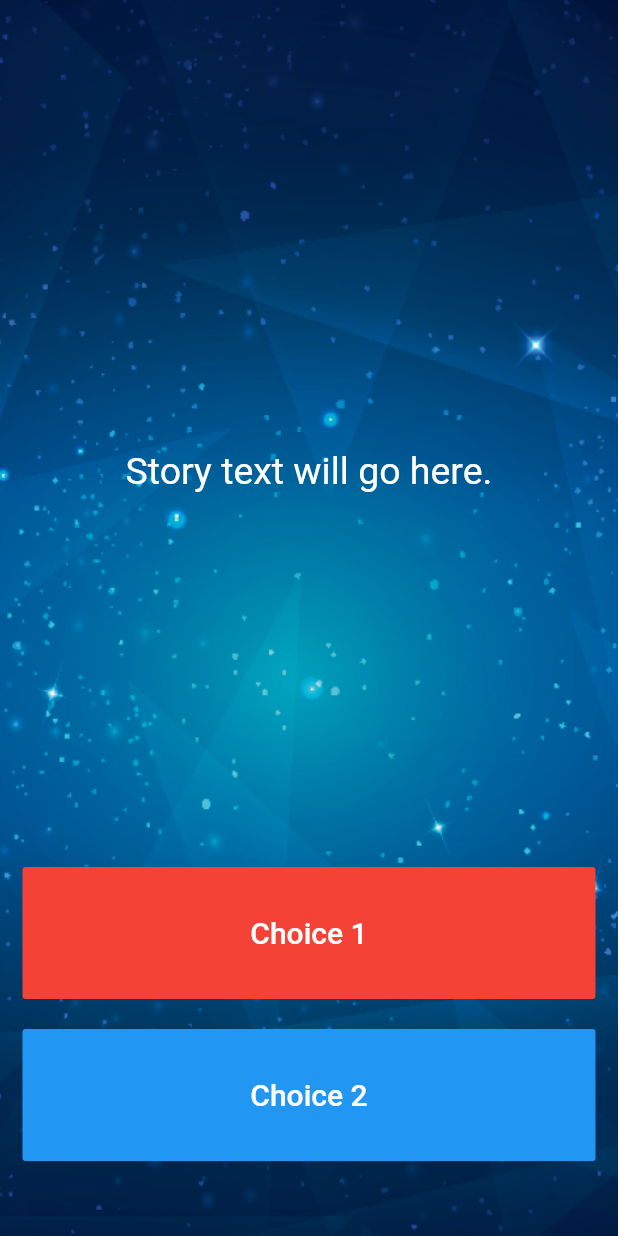
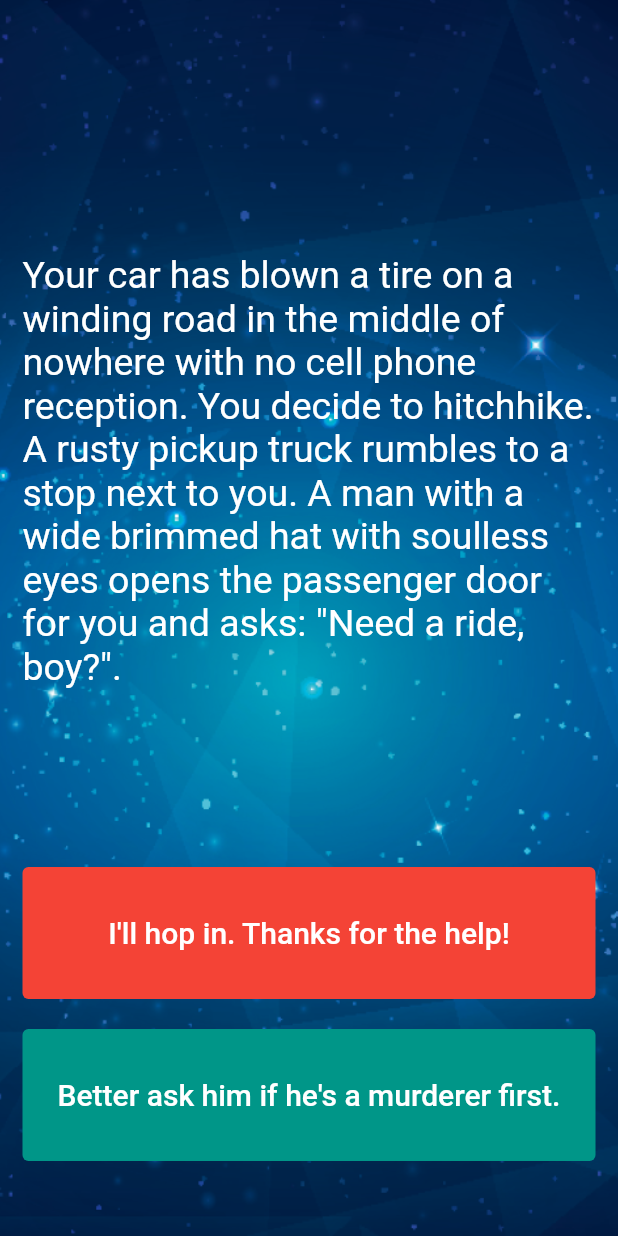
Before and after one commit to Ergerica/Nexos, a Flutter app: the screen it shows after launch, on a phone screen of 412 x 824 dp. Run offline on Flutter 3.47's test engine with Material 2 defaults, Android fonts, the phone set to English and light mode, and no system bars.

Commit message:
Completed previous tasks

```diff
--- a/nexos/lib/main.dart
+++ b/nexos/lib/main.dart
@@ -1,3 +1,4 @@
+import 'package:destini_challenge_starting/story_brain.dart';
 import 'package:flutter/material.dart';
 
 //TODO: Step 15 - Run the app and see if you can see the screen update with the first story. Delete this TODO if it looks as you expected.
@@ -14,6 +15,7 @@ class Destini extends StatelessWidget {
 }
 
 //TODO: Step 9 - Create a new storyBrain object from the StoryBrain class.
+StoryBrain storyBrain = StoryBrain();
 
 class StoryPage extends StatefulWidget {
   _StoryPageState createState() => _StoryPageState();
@@ -41,7 +43,7 @@ class _StoryPageState extends State<StoryPage> {
                 child: Center(
                   child: Text(
                     //TODO: Step 10 - use the storyBrain to get the first story title and display it in this Text Widget.
-                    'Story text will go here.',
+                    storyBrain.getStory(),
                     style: TextStyle(
                       fontSize: 25.0,
                     ),
@@ -50,15 +52,22 @@ class _StoryPageState extends State<StoryPage> {
               ),
               Expanded(
                 flex: 2,
-                child: FlatButton(
+                child: TextButton(
                   onPressed: () {
                     //Choice 1 made by user.
                     //TODO: Step 18 - Call the nextStory() method from storyBrain and pass the number 1 as the choice made by the user.
+                    setState(() {
+                        storyBrain.nextStory(1);
+                      });
                   },
-                  color: Colors.red,
+                  style: TextButton.styleFrom(
+                    primary: Colors.white,
+                    backgroundColor: Colors.red,
+                    onSurface: Colors.grey,
+                  ),
                   child: Text(
                     //TODO: Step 13 - Use the storyBrain to get the text for choice 1.
-                    'Choice 1',
+                    storyBrain.getChoice1(),
                     style: TextStyle(
                       fontSize: 20.0,
                     ),
@@ -70,19 +79,27 @@ class _StoryPageState extends State<StoryPage> {
               ),
               Expanded(
                 flex: 2,
-                //TODO: Step 26 - Use a Flutter Visibility Widget to wrap this FlatButton.
-                //TODO: Step 28 - Set the "visible" property of the Visibility Widget to equal the output from the buttonShouldBeVisible() method in the storyBrain.
-                child: FlatButton(
+                child: Visibility(
+                  visible: storyBrain.buttonShouldBeVisible(),
+                  child: TextButton(
+                    style: TextButton.styleFrom(
+                      primary: Colors.white,
+                      backgroundColor: Colors.teal,
+                      onSurface: Colors.grey,
+                    ),
                     onPressed: () {
                       //Choice 2 made by user.
-                    //TODO: Step 19 - Call the nextStory() method from storyBrain and pass the number 2 as the choice made by the user.
+                      setState(() {
+                        storyBrain.nextStory(2);
+                      });
                     },
-                  color: Colors.blue,
+
                     child: Text(
                       //TODO: Step 14 - Use the storyBrain to get the text for choice 2.
-                    'Choice 2',
+                      storyBrain.getChoice2(),
                       style: TextStyle(
                         fontSize: 20.0,
+                      ),
                     ),
                   ),
                 ),
--- a/nexos/lib/story.dart
+++ b/nexos/lib/story.dart
@@ -1,10 +1,12 @@
+
 //TODO: Step 2 - Create a new class called Story.
 class Story {
+  //TODO: Step 3 - Create 3 properties for this class, A. storyTitle to store the story text. B. choice1 to store the text for choice 1, C. choice2 to store the text for choice 2.
+
+//TODO: Step 4 - Create a Constructor for this class to be able to initialise the properties created in step 3.
   String storyTitle;
   String choice1;
   String choice2;
-  Story(this.storyTitle, this.choice1, this.choice2);
+//this is an optional contructor
+  Story({this.storyTitle, this.choice1, this.choice2});
 }
-//TODO: Step 3 - Create 3 properties for this class, A. storyTitle to store the story text. B. choice1 to store the text for choice 1, C. choice2 to store the text for choice 2.
-
-//TODO: Step 4 - Create a Constructor for this class to be able to initialise the properties created in step 3.
```
Also changed, not shown: nexos/lib/story_brain.dart (+84 -41 lines). Lines whose indentation alone changed are shown as unchanged.
